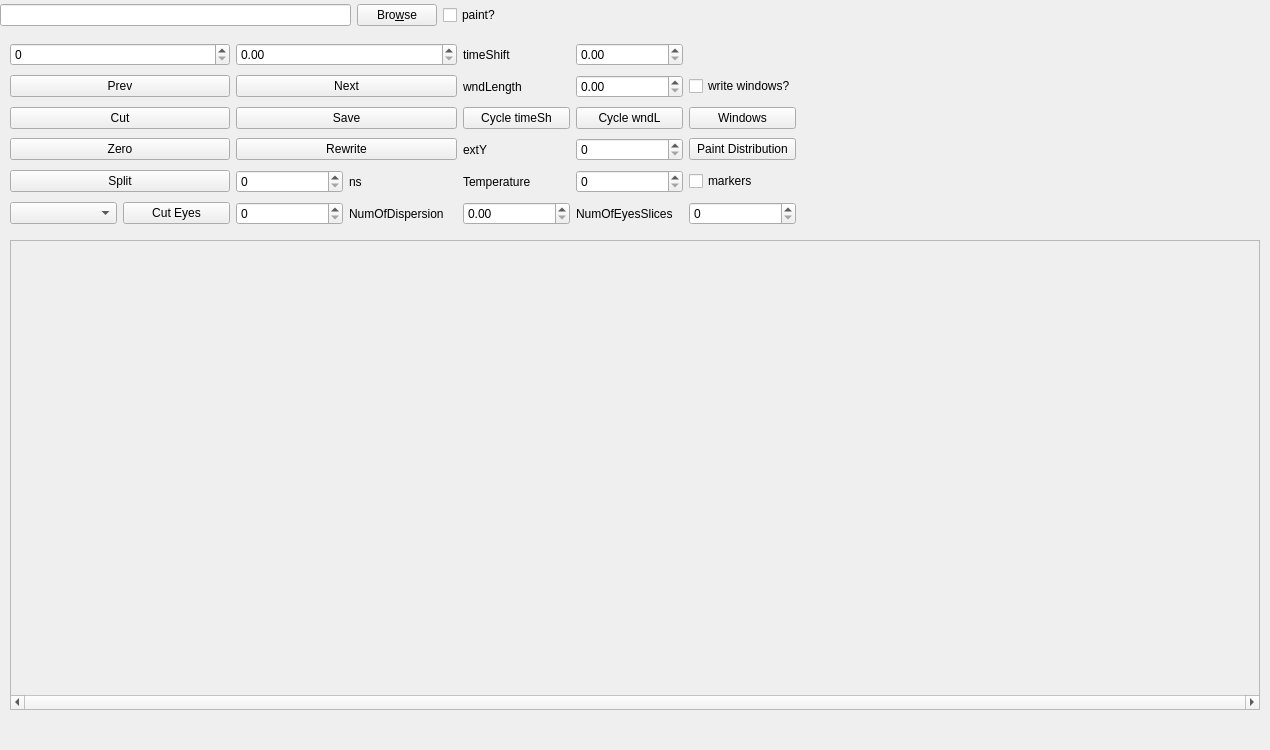
Old version of the form cut.ui in the repository ArtfulVampire/SecondGUIrepo.
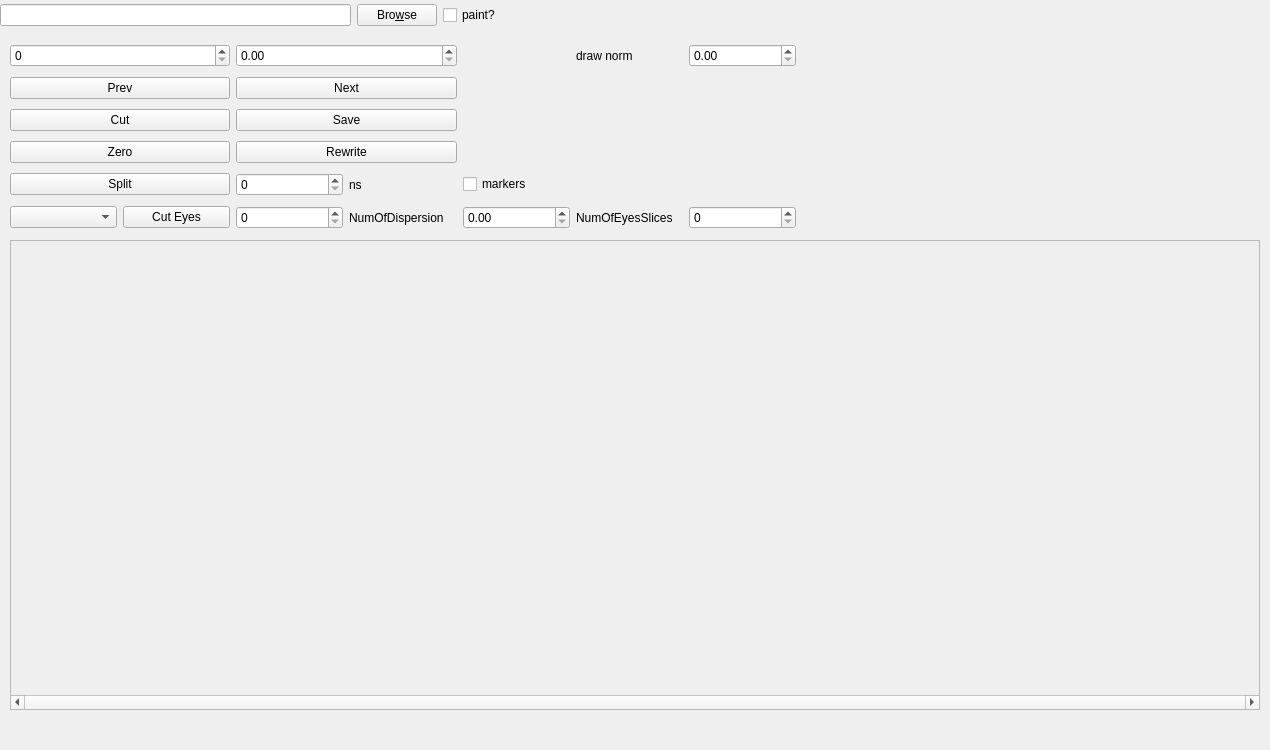
New version of the form.

Commit message: DONT COMPILE started some problems: normSpinBox in cut.ui allEyes in splitZeros matiAdjustLimits in cut.cpp and zero() should add append channels to EDF-file should add splitZerosLog application to the matrix of data

What changed in the file:
```diff
--- a/cut.ui
+++ b/cut.ui
@@ -29,19 +29,6 @@
     </rect>
    </property>
    <layout class="QGridLayout" name="gridLayout">
-    <item row="3" column="5">
-     <widget class="QSpinBox" name="extYbox"/>
-    </item>
-    <item row="3" column="4">
-     <widget class="QLabel" name="label_5">
-      <property name="text">
-       <string>extY</string>
-      </property>
-     </widget>
-    </item>
-    <item row="4" column="5">
-     <widget class="QSpinBox" name="tempSpinBox"/>
-    </item>
     <item row="5" column="0">
      <widget class="QComboBox" name="dirBox"/>
     </item>
@@ -99,64 +86,12 @@
     <item row="5" column="2">
      <widget class="QSpinBox" name="eogSpinBox"/>
     </item>
-    <item row="1" column="4">
-     <widget class="QLabel" name="label_3">
-      <property name="text">
-       <string>wndLength</string>
-      </property>
-     </widget>
-    </item>
-    <item row="1" column="5">
-     <widget class="QDoubleSpinBox" name="wndLengthSpinBox"/>
-    </item>
-    <item row="2" column="4">
-     <widget class="QPushButton" name="cycleTimeShiftButton">
-      <property name="text">
-       <string>Cycle timeSh</string>
-      </property>
-     </widget>
-    </item>
-    <item row="4" column="4">
-     <widget class="QLabel" name="label_6">
-      <property name="text">
-       <string>Temperature</string>
-      </property>
-     </widget>
-    </item>
     <item row="5" column="6">
      <widget class="QSpinBox" name="eyesSlicesSpinBox"/>
     </item>
     <item row="5" column="4">
      <widget class="QDoubleSpinBox" name="eogDoubleSpinBox"/>
     </item>
-    <item row="2" column="5">
-     <widget class="QPushButton" name="cycleWndLengthButton">
-      <property name="text">
-       <string>Cycle wndL</string>
-      </property>
-     </widget>
-    </item>
-    <item row="2" column="6">
-     <widget class="QPushButton" name="windowsButton">
-      <property name="text">
-       <string>Windows</string>
-      </property>
-     </widget>
-    </item>
-    <item row="1" column="6">
-     <widget class="QCheckBox" name="checkBox_2">
-      <property name="text">
-       <string>write windows?</string>
-      </property>
-     </widget>
-    </item>
-    <item row="3" column="6">
-     <widget class="QPushButton" name="paintDistrButton">
-      <property name="text">
-       <string>Paint Distribution</string>
-      </property>
-     </widget>
-    </item>
     <item row="5" column="5">
      <widget class="QLabel" name="label_8">
       <property name="text">
@@ -178,16 +113,6 @@
       </property>
      </widget>
     </item>
-    <item row="0" column="5">
-     <widget class="QDoubleSpinBox" name="timeShiftSpinBox"/>
-    </item>
-    <item row="0" column="4">
-     <widget class="QLabel" name="label_2">
-      <property name="text">
-       <string>timeShift</string>
-      </property>
-     </widget>
-    </item>
     <item row="4" column="3">
      <widget class="QLabel" name="label_10">
       <property name="text">
@@ -202,13 +127,23 @@
       </property>
      </widget>
     </item>
-    <item row="4" column="6">
+    <item row="4" column="4">
      <widget class="QCheckBox" name="markersCheckBox">
       <property name="text">
        <string>markers</string>
       </property>
      </widget>
     </item>
+    <item row="0" column="5">
+     <widget class="QLabel" name="label">
+      <property name="text">
+       <string>draw norm</string>
+      </property>
+     </widget>
+    </item>
+    <item row="0" column="6">
+     <widget class="QDoubleSpinBox" name="drawNormDoubleSpinBox"/>
+    </item>
    </layout>
   </widget>
   <widget class="QLabel" name="picLabel">
```
The commit also changes 6 other files.
